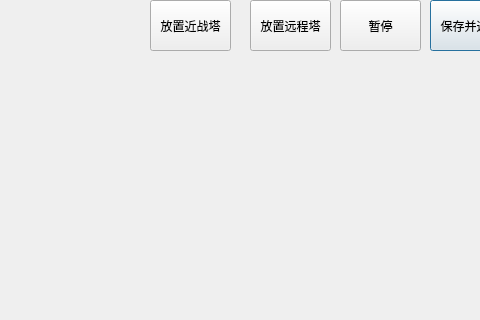
The window that forms/gamewindow.ui (Loganloxsins/Inner-TD-Tale) describes before a commit, drawn with Qt 5; both pictures show x 590 to 1070 and y 0 to 320 of the 1200 by 1000 pixel window.
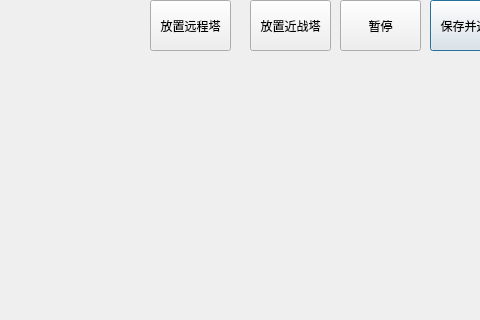
The same window after the commit.

Diff of the .ui file:
```diff
--- a/forms/gamewindow.ui
+++ b/forms/gamewindow.ui
@@ -49,7 +49,7 @@
     </rect>
    </property>
    <property name="text">
-    <string>放置远程塔</string>
+    <string>放置近战塔</string>
    </property>
   </widget>
   <widget class="QPushButton" name="pushButton_PlantRemote">
@@ -62,7 +62,7 @@
     </rect>
    </property>
    <property name="text">
-    <string>放置近战塔</string>
+    <string>放置远程塔</string>
    </property>
   </widget>
  </widget>
```
